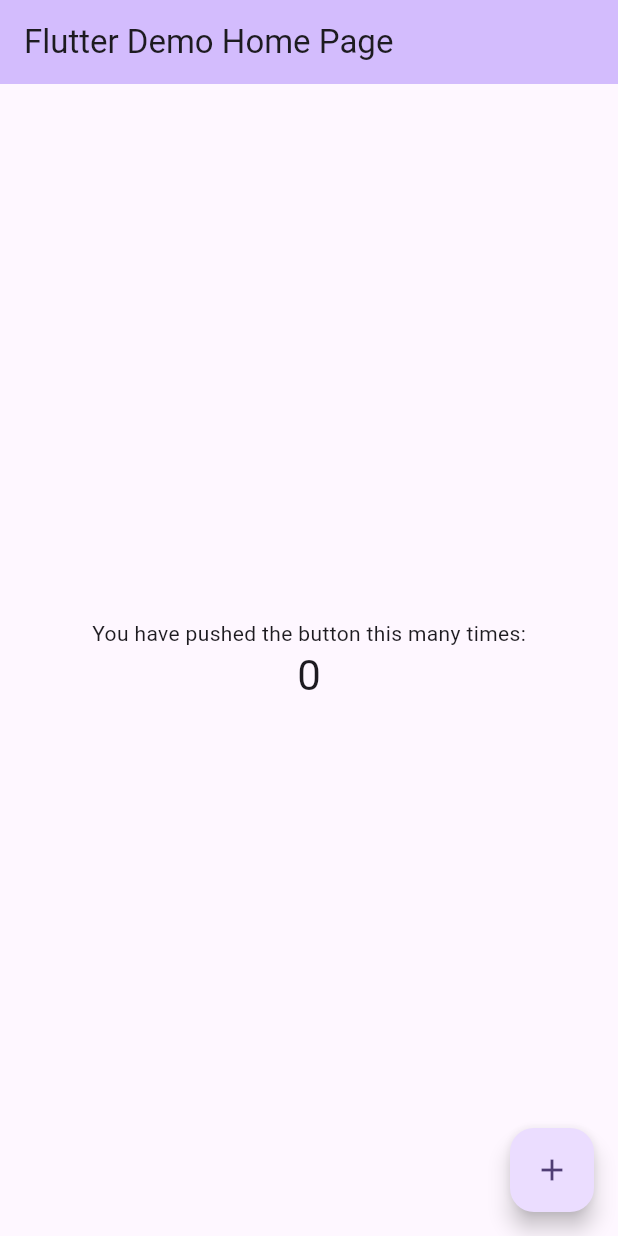
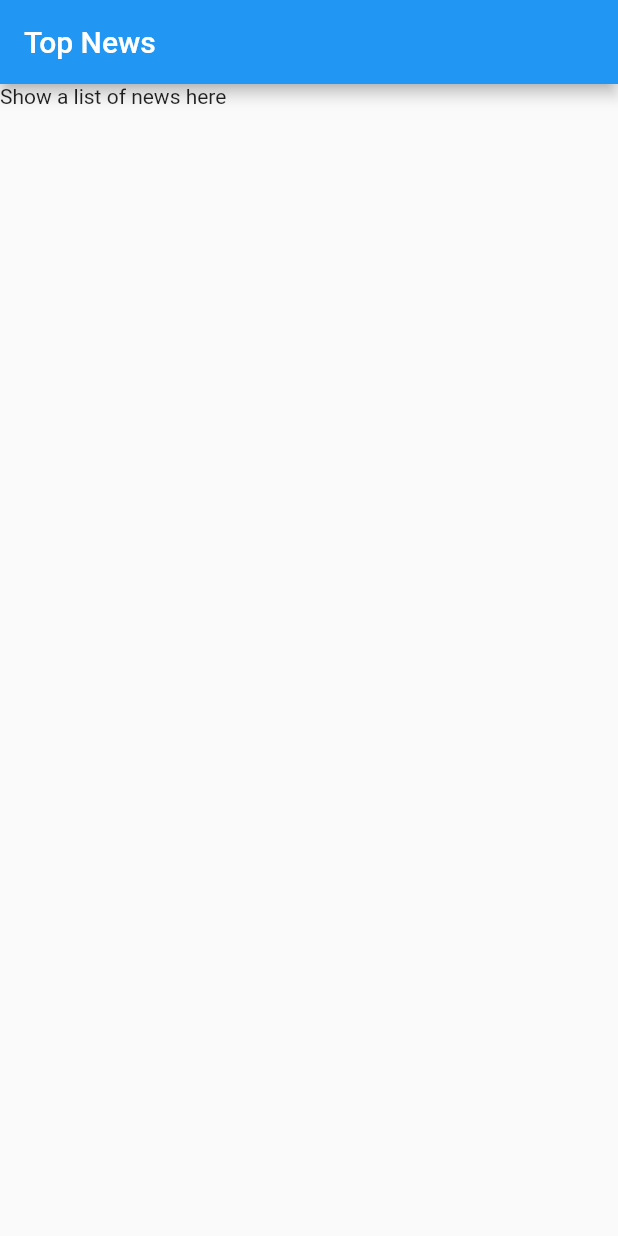
Before and after one commit to jsmile/news, a Flutter app: the screen it shows after launch, on a phone screen of 412 x 824 dp. Run offline on Flutter 3.47's test engine with Material 2 defaults, Android fonts, the phone set to English and light mode, and no system bars; our stand-ins replace equatable, sqflite; missing offline and left inert: ansicolor; accounts and stored records are empty.

Commit message:
baic screens

```diff
--- a/lib/main.dart
+++ b/lib/main.dart
@@ -1,80 +1,7 @@
 import 'package:flutter/material.dart';
-import 'package:news/src/models/item_model.dart';
-import 'package:news/src/resources/news_api_provider.dart';
 
-import 'src/utils/ansi_color.dart';
+import 'src/app.dart';
 
-void main() async {
-  ItemModel item = await NewsApiProvider().fetchItem(37347528);
-  // debugPrint(success('### json String: ${item.toJson()}'));
-  item = ItemModel.fromJson(item.toJson());
-  debugPrint(success('### item2: $item'));
-  print('### item2.id: ${item.id}');
-
-  runApp(const MyApp());
-  // final ids = NewsApiProvider().fetchTopIds();
+void main() {
+  runApp(App());
 }
-
-class MyApp extends StatelessWidget {
-  const MyApp({super.key});
-
-  @override
-  Widget build(BuildContext context) {
-    return MaterialApp(
-      title: 'Flutter Demo',
-      theme: ThemeData(
-        colorScheme: ColorScheme.fromSeed(seedColor: Colors.deepPurple),
-        useMaterial3: true,
-      ),
-      home: const MyHomePage(title: 'Flutter Demo Home Page'),
-    );
-  }
-}
-
-class MyHomePage extends StatefulWidget {
-  const MyHomePage({super.key, required this.title});
-
-  final String title;
-
-  @override
-  State<MyHomePage> createState() => _MyHomePageState();
-}
-
-class _MyHomePageState extends State<MyHomePage> {
-  int _counter = 0;
-
-  void _incrementCounter() {
-    setState(() {
-      _counter++;
-    });
-  }
-
-  @override
-  Widget build(BuildContext context) {
-    return Scaffold(
-      appBar: AppBar(
-        backgroundColor: Theme.of(context).colorScheme.inversePrimary,
-        title: Text(widget.title),
-      ),
-      body: Center(
-        child: Column(
-          mainAxisAlignment: MainAxisAlignment.center,
-          children: <Widget>[
-            const Text(
-              'You have pushed the button this many times:',
-            ),
-            Text(
-              '$_counter',
-              style: Theme.of(context).textTheme.headlineMedium,
-            ),
-          ],
-        ),
-      ),
-      floatingActionButton: FloatingActionButton(
-        onPressed: _incrementCounter,
-        tooltip: 'Increment',
-        child: const Icon(Icons.add),
-      ),
-    );
-  }
-}
--- /dev/null
+++ b/lib/src/app.dart
@@ -0,0 +1,15 @@
+import 'package:flutter/material.dart';
+
+import 'screens/news_list.dart';
+
+class App extends StatelessWidget {
+  const App({super.key});
+
+  @override
+  Widget build(BuildContext context) {
+    return const MaterialApp(
+      title: 'News',
+      home: NewsList(),
+    );
+  }
+}
--- a/lib/src/resources/news_db_provider.dart
+++ b/lib/src/resources/news_db_provider.dart
@@ -74,7 +74,7 @@ class NewsDbProvider implements Source, Cache {
   // 처리결과에 관심이 있으면 Future<int> 로 선언한다.
   @override
   Future<int> addItem(ItemModel item) async {
-    return await db.insert("ItemModel", item.toMapForDbItemModel());
+    return await db.insert("Item", item.toMapForDbItemModel());
   }
 }
 
--- /dev/null
+++ b/lib/src/screens/news_list.dart
@@ -0,0 +1,15 @@
+import 'package:flutter/material.dart';
+
+class NewsList extends StatelessWidget {
+  const NewsList({super.key});
+
+  @override
+  Widget build(BuildContext context) {
+    return Scaffold(
+      appBar: AppBar(
+        title: const Text('Top News'),
+      ),
+      body: const Text('Show a list of news here'),
+    );
+  }
+}
```
